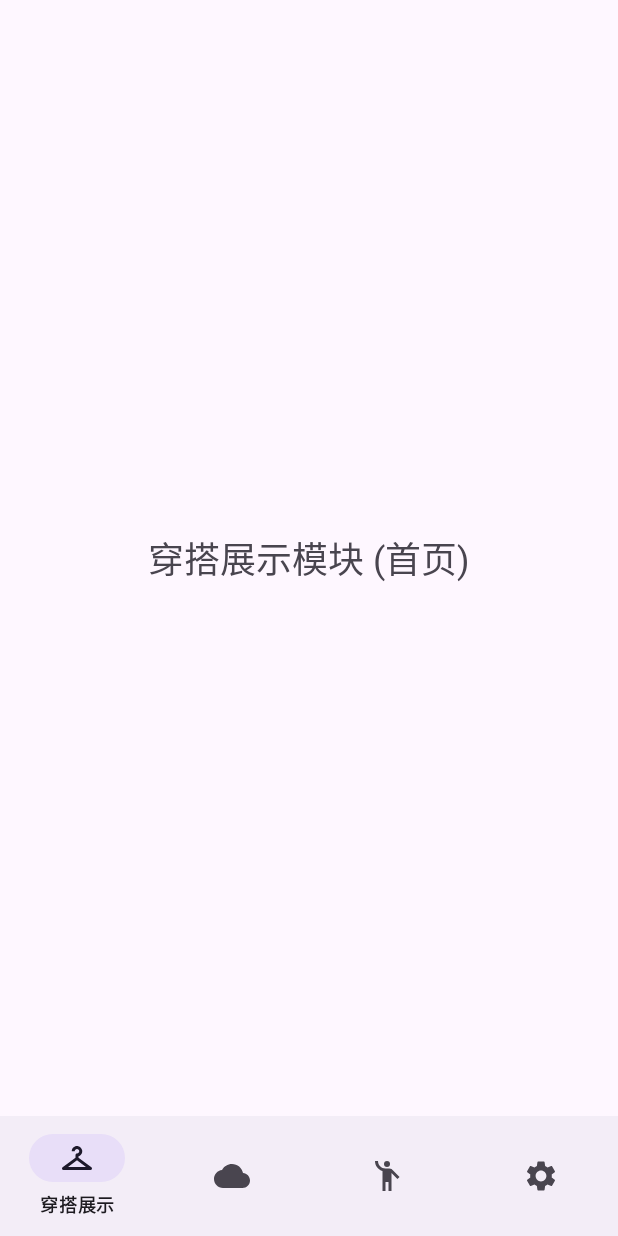
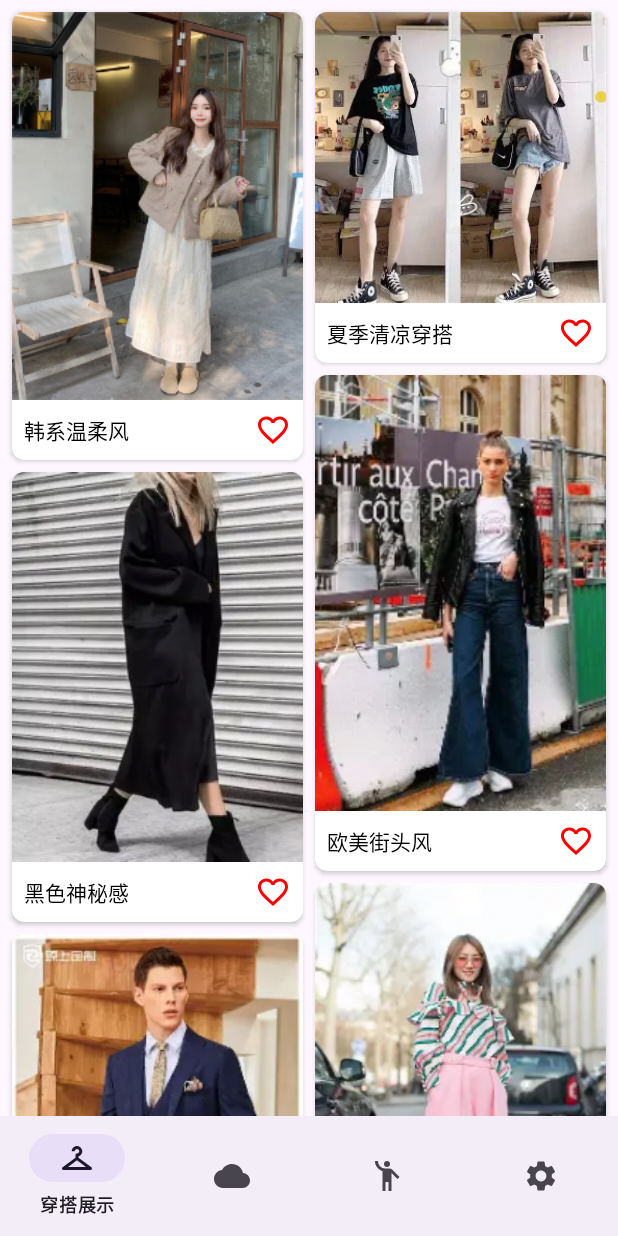
Before and after one commit to shuidaochuanyihai-commits/dresscode, an Android app: the OutfitDisplayFragment screen opened directly, with no data from a screen before it, on a phone screen of 412 x 824 dp. Run offline under Robolectric (Android 15) with nearby library versions, the phone set to English and light mode, and no system bars; our stand-ins replace Room's generated code, navigation-ui.

Commit message:
Phase 3: Finish Waterfall UI with Local Images and Favorite Logic

```diff
--- a/app/src/main/AndroidManifest.xml
+++ b/app/src/main/AndroidManifest.xml
@@ -2,6 +2,7 @@
 <manifest xmlns:android="http://schemas.android.com/apk/res/android"
     xmlns:tools="http://schemas.android.com/tools">
 
+    <uses-permission android:name="android.permission.INTERNET" />
     <application
         android:allowBackup="true"
         android:dataExtractionRules="@xml/data_extraction_rules"
--- a/app/src/main/java/com/example/dresscode/OutfitDisplayFragment.kt
+++ b/app/src/main/java/com/example/dresscode/OutfitDisplayFragment.kt
@@ -1,16 +1,62 @@
-package com.example.dresscode // 替换为你的项目包名
+package com.example.dresscode
 
 import android.os.Bundle
+import android.view.View
 import androidx.fragment.app.Fragment
-import android.view.LayoutInflater
-import android.view.View
-import android.view.ViewGroup
+import androidx.lifecycle.ViewModelProvider
+import androidx.recyclerview.widget.StaggeredGridLayoutManager
+import androidx.recyclerview.widget.RecyclerView
+import com.example.dresscode.adapter.OutfitAdapter
+import com.example.dresscode.database.Outfit
+import androidx.lifecycle.Observer
+import androidx.room.Update
 
-// 继承 Fragment，并传入布局文件的 ID (R.layout.fragment_outfit_display)
-class OutfitDisplayFragment : Fragment(R.layout.fragment_outfit_display) {
+class OutfitDisplayFragment : Fragment(R.layout.fragment_outfit_display), OutfitAdapter.OnItemClickListener { // 🔴 继承 Adapter 的监听接口
+
+    private lateinit var viewModel: OutfitViewModel
+    private lateinit var adapter: OutfitAdapter
+
+    // 我们需要一个可变的列表，因为 adapter 里的数据列表是可变的
+    private val outfitList = mutableListOf<Outfit>()
 
     override fun onViewCreated(view: View, savedInstanceState: Bundle?) {
         super.onViewCreated(view, savedInstanceState)
-        // 模块功能代码将写在这里，例如初始化 RecyclerView
+
+        // 1. 初始化 ViewModel
+        viewModel = ViewModelProvider(this)[OutfitViewModel::class.java]
+
+        val recyclerView = view.findViewById<RecyclerView>(R.id.recycler_view)
+
+        // 2. 设置布局和适配器
+        val layoutManager = StaggeredGridLayoutManager(2, StaggeredGridLayoutManager.VERTICAL)
+        layoutManager.gapStrategy = StaggeredGridLayoutManager.GAP_HANDLING_NONE
+        recyclerView.layoutManager = layoutManager
+
+        // 传入可变的列表和自己作为监听器
+        adapter = OutfitAdapter(outfitList, this)
+        recyclerView.adapter = adapter
+
+        // 3. 观察数据变化 (LiveData)
+        viewModel.outfitList.observe(viewLifecycleOwner, Observer { newList ->
+            // 当 ViewModel 从数据库拿到新数据时，更新列表
+            outfitList.clear()
+            outfitList.addAll(newList)
+            adapter.notifyDataSetChanged()
+        })
+
+        // 4. 首次加载数据
+        viewModel.loadOutfits()
+    }
+
+    // 5. 实现 Adapter 接口的方法：处理收藏按钮点击
+    override fun onFavoriteClick(outfit: Outfit, position: Int) {
+        // 切换数据库中的收藏状态
+        viewModel.toggleFavorite(outfit)
+
+        // 🔴 关键步骤：本地修改数据状态并立即刷新 UI
+        // 注意：toggleFavorite 里会重新 loadOutfits，最终会触发 LiveData 刷新整个列表
+        // 但为了更快响应，我们也可以只刷新单个 item:
+        val newOutfitState = outfit.copy(isFavorite = !outfit.isFavorite, id = outfit.id)
+        adapter.updateItem(newOutfitState, position)
     }
 }
--- /dev/null
+++ b/app/src/main/java/com/example/dresscode/OutfitViewModel.kt
@@ -0,0 +1,68 @@
+package com.example.dresscode
+
+import android.app.Application
+import androidx.lifecycle.AndroidViewModel
+import androidx.lifecycle.MutableLiveData
+import androidx.lifecycle.viewModelScope
+import com.example.dresscode.database.AppDatabase
+import com.example.dresscode.database.Outfit
+import com.example.dresscode.R
+import kotlinx.coroutines.Dispatchers
+import kotlinx.coroutines.launch
+import kotlinx.coroutines.withContext
+
+class OutfitViewModel(application: Application) : AndroidViewModel(application) {
+
+    private val outfitDao = AppDatabase.getDatabase(application).outfitDao()
+
+    // LiveData 用于通知 Fragment 列表数据发生了变化
+    val outfitList = MutableLiveData<List<Outfit>>()
+
+    // 1. 初始化数据 (只在第一次启动时插入假数据)
+    init {
+        viewModelScope.launch {
+            // 检查数据库是否有数据
+            if (outfitDao.getCount() == 0) {
+                val dummyData = createDummyData()
+                outfitDao.insertAll(dummyData)
+            }
+            loadOutfits()
+        }
+    }
+
+    // 2. 从数据库加载穿搭数据
+    fun loadOutfits() {
+        viewModelScope.launch {
+            val data = withContext(Dispatchers.IO) {
+                outfitDao.getAllOutfits()
+            }
+            outfitList.value = data
+        }
+    }
+
+    // 3. 收藏/取消收藏逻辑
+    fun toggleFavorite(outfit: Outfit) {
+        viewModelScope.launch(Dispatchers.IO) {
+            // 切换状态
+            outfit.isFavorite = !outfit.isFavorite
+            // 更新数据库
+            outfitDao.updateOutfit(outfit)
+            // 重新加载数据 (或者只更新列表中的单个项，这里我们选择重新加载，保证数据一致性)
+            loadOutfits()
+        }
+    }
+
+    // 4. 假数据源 (和上次一样，但现在是为数据库准备的)
+    private fun createDummyData(): List<Outfit> {
+        return listOf(
+            Outfit(imageResId = R.drawable.outfit_korean, title = "韩系温柔风"),
+            Outfit(imageResId = R.drawable.outfit_summer, title = "夏季清凉穿搭"),
+            Outfit(imageResId = R.drawable.outfit_street, title = "欧美街头风"),
+            Outfit(imageResId = R.drawable.outfit_black, title = "黑色神秘感"),
+            Outfit(imageResId = R.drawable.outfit_pink, title = "粉色少女心"),
+            Outfit(imageResId = R.drawable.outfit_man_suit, title = "男士休闲西装"),
+            Outfit(imageResId = R.drawable.outfit_sport, title = "户外运动风"),
+            Outfit(imageResId = R.drawable.outfit_retro, title = "复古风格")
+        )
+    }
+}
--- /dev/null
+++ b/app/src/main/java/com/example/dresscode/adapter/OutfitAdapter.kt
@@ -0,0 +1,64 @@
+package com.example.dresscode.adapter
+
+import android.view.LayoutInflater
+import android.view.View
+import android.view.ViewGroup
+import android.widget.ImageView
+import android.widget.TextView
+import androidx.recyclerview.widget.RecyclerView
+import com.bumptech.glide.Glide
+import com.example.dresscode.R
+import com.example.dresscode.database.Outfit
+
+class OutfitAdapter(private val outfitList: MutableList<Outfit>, private val listener: OnItemClickListener) :
+    RecyclerView.Adapter<OutfitAdapter.OutfitViewHolder>() {
+
+    // 1. 定义接口：用于把点击事件传给 Fragment
+    interface OnItemClickListener {
+        fun onFavoriteClick(outfit: Outfit, position: Int)
+    }
+
+    class OutfitViewHolder(view: View) : RecyclerView.ViewHolder(view) {
+        val imageView: ImageView = view.findViewById(R.id.iv_outfit)
+        val titleView: TextView = view.findViewById(R.id.tv_title)
+        val favBtn: ImageView = view.findViewById(R.id.btn_favorite)
+    }
+
+    override fun onCreateViewHolder(parent: ViewGroup, viewType: Int): OutfitViewHolder {
+        val view = LayoutInflater.from(parent.context)
+            .inflate(R.layout.item_outfit, parent, false)
+        return OutfitViewHolder(view)
+    }
+
+    override fun onBindViewHolder(holder: OutfitViewHolder, position: Int) {
+        val outfit = outfitList[position]
+
+        holder.titleView.text = outfit.title
+
+        // 2. 根据收藏状态显示不同的爱心图标
+        val heartIconRes = if (outfit.isFavorite) R.drawable.ic_favorite_filled else R.drawable.ic_favorite_border
+        holder.favBtn.setImageResource(heartIconRes)
+
+        // 使用 Glide 加载本地资源
+        Glide.with(holder.itemView.context)
+            .load(outfit.imageResId)
+            .placeholder(R.drawable.ic_launcher_foreground)
+            .into(holder.imageView)
+
+        // 3. 设置收藏按钮的点击事件
+        holder.favBtn.setOnClickListener {
+            // 将点击事件传给 Fragment 处理，同时传入当前的数据和位置
+            listener.onFavoriteClick(outfit, position)
+        }
+    }
+
+    override fun getItemCount() = outfitList.size
+
+    // 4. 用于外部调用更新列表项的函数
+    fun updateItem(outfit: Outfit, position: Int) {
+        // 找到列表中的旧数据，替换为新数据
+        outfitList[position] = outfit
+        // 刷新列表项，只刷新这一个，效率高
+        notifyItemChanged(position)
+    }
+}
--- a/app/src/main/java/com/example/dresscode/database/AppDatabase.kt
+++ b/app/src/main/java/com/example/dresscode/database/AppDatabase.kt
@@ -6,10 +6,13 @@ import androidx.room.Room
 import androidx.room.RoomDatabase
 
 // 这里的 entities 数组里要写上所有的表，以后如果有 Outfit 表也要加进来
-@Database(entities = [User::class], version = 1, exportSchema = false)
+@Database(entities = [User::class, Outfit::class], version = 1, exportSchema = false)
 abstract class AppDatabase : RoomDatabase() {
 
     abstract fun userDao(): UserDao
+
+    // 🔴 修改点 2: 增加一个获取 OutfitDao 的抽象方法
+    abstract fun outfitDao(): OutfitDao
 
     companion object {
         @Volatile
--- /dev/null
+++ b/app/src/main/java/com/example/dresscode/database/Outfit.kt
@@ -0,0 +1,14 @@
+package com.example.dresscode.database
+
+import androidx.room.Entity
+import androidx.room.PrimaryKey
+
+// 🔴 关键点：必须有 @Entity，且 tableName 正确
+@Entity(tableName = "outfit_table")
+data class Outfit(
+    @PrimaryKey(autoGenerate = true)
+    val id: Int = 0,
+    val imageResId: Int,   // 图片资源 ID
+    val title: String,     // 标题
+    var isFavorite: Boolean = false // 是否收藏
+)
--- /dev/null
+++ b/app/src/main/java/com/example/dresscode/database/OutfitDao.kt
@@ -0,0 +1,29 @@
+package com.example.dresscode.database
+
+import androidx.room.Dao
+import androidx.room.Insert
+import androidx.room.Query
+import androidx.room.Update
+
+@Dao
+interface OutfitDao {
+    // 1. 插入多条穿搭数据 (用来初始化数据)
+    @Insert
+    suspend fun insertAll(outfits: List<Outfit>)
+
+    // 2. 更新穿搭的收藏状态
+    @Update
+    suspend fun updateOutfit(outfit: Outfit)
+
+    // 3. 获取所有穿搭 (首页展示用)
+    @Query("SELECT * FROM outfit_table")
+    fun getAllOutfits(): List<Outfit> // 注意：这里不用 suspend，因为 Room 会自动处理 Flow/LiveData
+
+    // 4. 获取所有收藏的穿搭 (为“智能换装模块”做准备)
+    @Query("SELECT * FROM outfit_table WHERE isFavorite = 1")
+    suspend fun getFavoriteOutfits(): List<Outfit>
+
+    // 5. 检查数据库是否为空 (防止重复插入假数据)
+    @Query("SELECT COUNT(id) FROM outfit_table")
+    suspend fun getCount(): Int
+}
--- /dev/null
+++ b/app/src/main/res/drawable/ic_favorite_border.xml
@@ -0,0 +1,5 @@
+<vector android:height="24dp" android:tint="#000000"
+    android:viewportHeight="24" android:viewportWidth="24"
+    android:width="24dp" xmlns:android="http://schemas.android.com/apk/res/android">
+    <path android:fillColor="@android:color/white" android:pathData="M16.5,3c-1.74,0 -3.41,0.81 -4.5,2.09C10.91,3.81 9.24,3 7.5,3 4.42,3 2,5.42 2,8.5c0,3.78 3.4,6.86 8.55,11.54L12,21.35l1.45,-1.32C18.6,15.36 22,12.28 22,8.5 22,5.42 19.58,3 16.5,3zM12.1,18.55l-0.1,0.1 -0.1,-0.1C7.14,14.24 4,11.39 4,8.5 4,6.5 5.5,5 7.5,5c1.54,0 3.04,0.99 3.57,2.36h1.87C13.46,5.99 14.96,5 16.5,5c2,0 3.5,1.5 3.5,3.5 0,2.89 -3.14,5.74 -7.9,10.05z"/>
+</vector>
--- /dev/null
+++ b/app/src/main/res/drawable/ic_favorite_filled.xml
@@ -0,0 +1,5 @@
+<vector android:height="24dp" android:tint="#000000"
+    android:viewportHeight="24" android:viewportWidth="24"
+    android:width="24dp" xmlns:android="http://schemas.android.com/apk/res/android">
+    <path android:fillColor="@android:color/white" android:pathData="M12,21.35l-1.45,-1.32C5.4,15.36 2,12.28 2,8.5 2,5.42 4.42,3 7.5,3c1.74,0 3.41,0.81 4.5,2.09C13.09,3.81 14.76,3 16.5,3 19.58,3 22,5.42 22,8.5c0,3.78 -3.4,6.86 -8.55,11.54L12,21.35z"/>
+</vector>
--- a/app/src/main/res/layout/fragment_outfit_display.xml
+++ b/app/src/main/res/layout/fragment_outfit_display.xml
@@ -1,15 +1,13 @@
 <?xml version="1.0" encoding="utf-8"?>
 <FrameLayout xmlns:android="http://schemas.android.com/apk/res/android"
-    xmlns:tools="http://schemas.android.com/tools"
     android:layout_width="match_parent"
-    android:layout_height="match_parent"
-    tools:context=".OutfitDisplayFragment">
+    android:layout_height="match_parent">
 
-    <TextView
-        android:layout_width="wrap_content"
-        android:layout_height="wrap_content"
-        android:layout_gravity="center"
-        android:text="穿搭展示模块 (首页)"
-        android:textSize="24sp" />
+    <androidx.recyclerview.widget.RecyclerView
+        android:id="@+id/recycler_view"
+        android:layout_width="match_parent"
+        android:layout_height="match_parent"
+        android:padding="4dp"
+        android:clipToPadding="false"/>
 
 </FrameLayout>
--- /dev/null
+++ b/app/src/main/res/layout/item_outfit.xml
@@ -0,0 +1,49 @@
+<?xml version="1.0" encoding="utf-8"?>
+<androidx.cardview.widget.CardView xmlns:android="http://schemas.android.com/apk/res/android"
+    xmlns:app="http://schemas.android.com/apk/res-auto"
+    android:layout_width="match_parent"
+    android:layout_height="wrap_content"
+    android:layout_margin="4dp"
+    app:cardCornerRadius="8dp"
+    app:cardElevation="2dp">
+
+    <LinearLayout
+        android:layout_width="match_parent"
+        android:layout_height="wrap_content"
+        android:orientation="vertical">
+
+        <ImageView
+            android:id="@+id/iv_outfit"
+            android:layout_width="match_parent"
+            android:layout_height="wrap_content"
+            android:adjustViewBounds="true"
+            android:scaleType="fitCenter"
+            android:src="@drawable/ic_launcher_background" />
+
+        <LinearLayout
+            android:layout_width="match_parent"
+            android:layout_height="wrap_content"
+            android:orientation="horizontal"
+            android:padding="8dp"
+            android:gravity="center_vertical">
+
+            <TextView
+                android:id="@+id/tv_title"
+                android:layout_width="0dp"
+                android:layout_height="wrap_content"
+                android:layout_weight="1"
+                android:text="穿搭标题"
+                android:textSize="14sp"
+                android:textColor="@color/black"
+                android:maxLines="2"
+                android:ellipsize="end"/>
+
+            <ImageView
+                android:id="@+id/btn_favorite"
+                android:layout_width="24dp"
+                android:layout_height="24dp"
+                android:src="@drawable/ic_favorite_border"  app:tint="#FF0000" />
+        </LinearLayout>
+
+    </LinearLayout>
+</androidx.cardview.widget.CardView>
```
Also changed, not shown: app/src/main/res/drawable/outfit_black.jpg (added), app/src/main/res/drawable/outfit_korean.jpg (added), app/src/main/res/drawable/outfit_man_suit.jpg (added), app/src/main/res/drawable/outfit_pink.jpg (added), app/src/main/res/drawable/outfit_retro.jpg (added), app/src/main/res/drawable/outfit_sport.jpg (added), app/src/main/res/drawable/outfit_street.jpg (added), app/src/main/res/drawable/outfit_summer.jpg (added).
